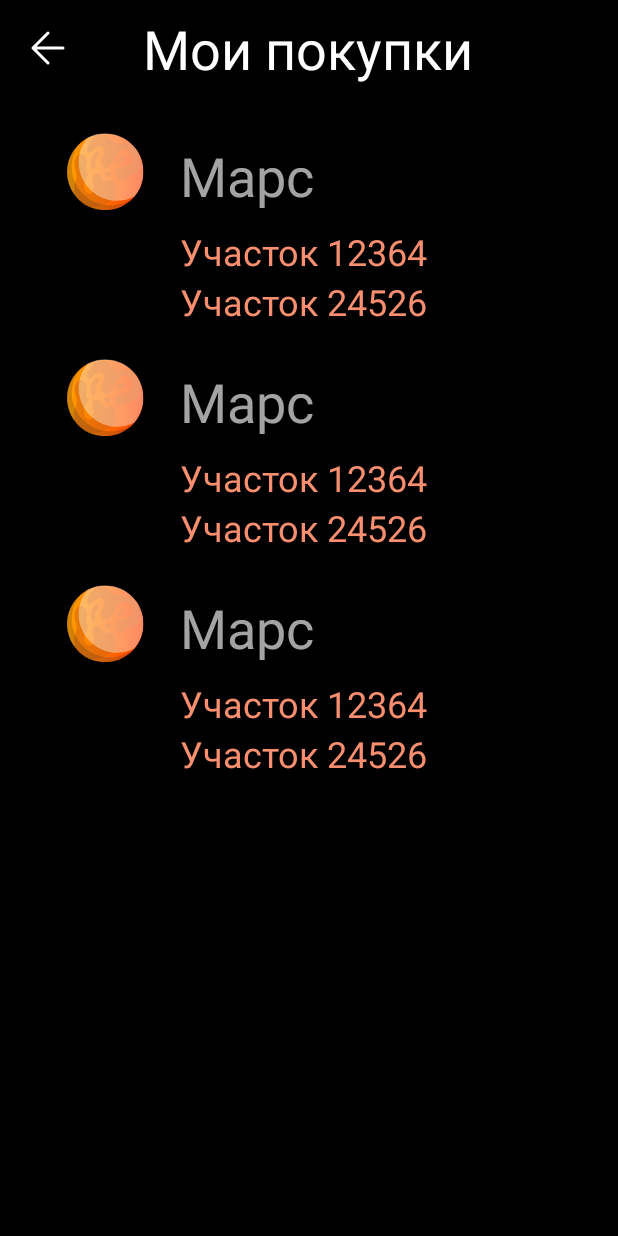
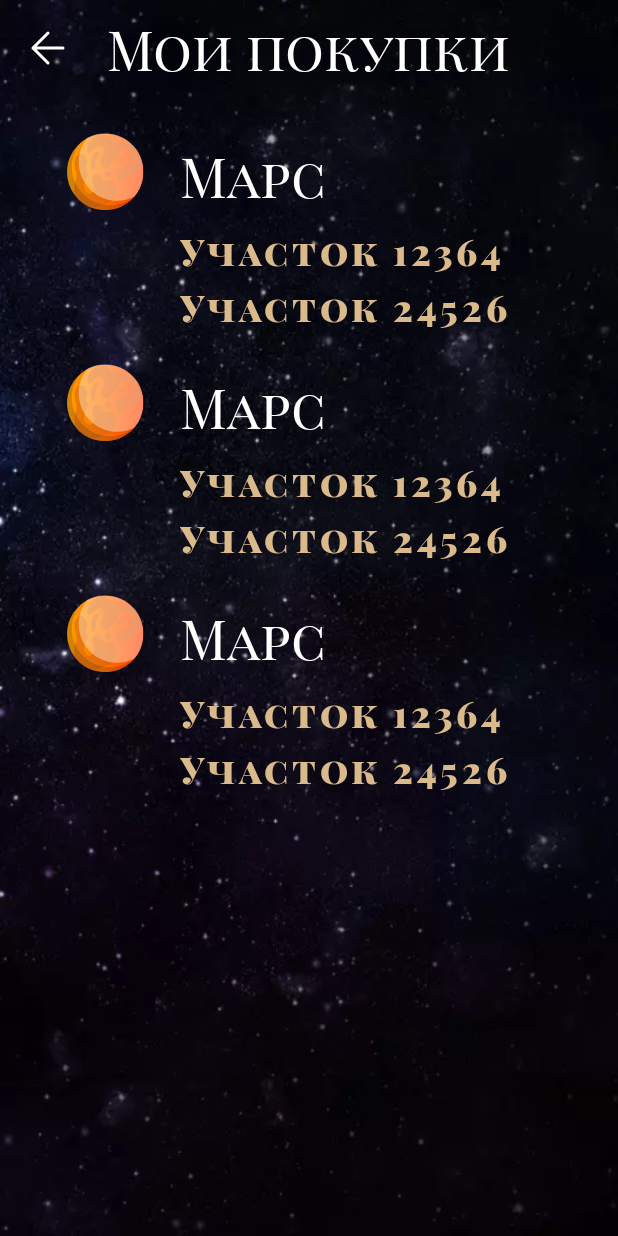
Before and after one commit to MxWild/BeFirstOnTheMoon, an Android app: the layout fragment_profile.xml on its own in the app's theme, with its tools: preview values and no code run, on a phone screen of 412 x 824 dp. Run offline under Robolectric (Android 15) with nearby library versions, the phone set to English and light mode, and no system bars.

Commit message:
fix color

```diff
--- a/app/src/main/res/layout/fragment_profile.xml
+++ b/app/src/main/res/layout/fragment_profile.xml
@@ -5,7 +5,7 @@
     xmlns:tools="http://schemas.android.com/tools"
     android:layout_width="match_parent"
     android:layout_height="match_parent"
-    android:background="@color/black">
+    android:background="@drawable/background_stars">
 
     <ImageView
         android:id="@+id/back"
@@ -24,6 +24,7 @@
         android:text="@string/profile_title_screen"
         android:textColor="@color/white"
         android:textSize="36sp"
+        android:fontFamily="@font/playfair_display_sc"
         app:layout_constraintEnd_toEndOf="parent"
         app:layout_constraintHorizontal_bias="0.497"
         app:layout_constraintStart_toStartOf="parent"
--- a/app/src/main/res/layout/view_holder_profile.xml
+++ b/app/src/main/res/layout/view_holder_profile.xml
@@ -5,7 +5,6 @@
     xmlns:tools="http://schemas.android.com/tools"
     android:layout_width="match_parent"
     android:layout_height="wrap_content"
-    android:background="@color/black"
     android:padding="10dp">
 
     <ImageView
@@ -23,8 +22,9 @@
         android:layout_width="wrap_content"
         android:layout_height="wrap_content"
         android:layout_marginStart="20dp"
-        android:textColor="@color/gray"
+        android:textColor="@color/white"
         android:textSize="36sp"
+        android:fontFamily="@font/playfair_display_sc"
         app:layout_constraintStart_toEndOf="@id/planet_img"
         app:layout_constraintTop_toTopOf="@id/planet_img"
         app:layout_constraintBottom_toBottomOf="@id/planet_img"
@@ -35,9 +35,11 @@
         android:layout_width="wrap_content"
         android:layout_height="wrap_content"
         android:layout_marginTop="10dp"
-        android:textColor="@color/sectors_color"
+        android:textColor="@color/planet_item_color"
         android:textSize="24sp"
         android:lineSpacingExtra="5dp"
+        android:letterSpacing="0.1"
+        android:fontFamily="@font/playfair_display_sc_black"
         app:layout_constraintStart_toStartOf="@id/planet_name"
         app:layout_constraintTop_toBottomOf="@id/planet_name"
         tools:text="Участок 12364\nУчасток 24526"/>
--- a/app/src/main/res/values/colors.xml
+++ b/app/src/main/res/values/colors.xml
@@ -10,4 +10,5 @@
 
     <color name="gray">#CCCCCCCC</color>
     <color name="sectors_color">#FA8F70</color>
+    <color name="planet_item_color">#DABA8B</color>
 </resources>
```
